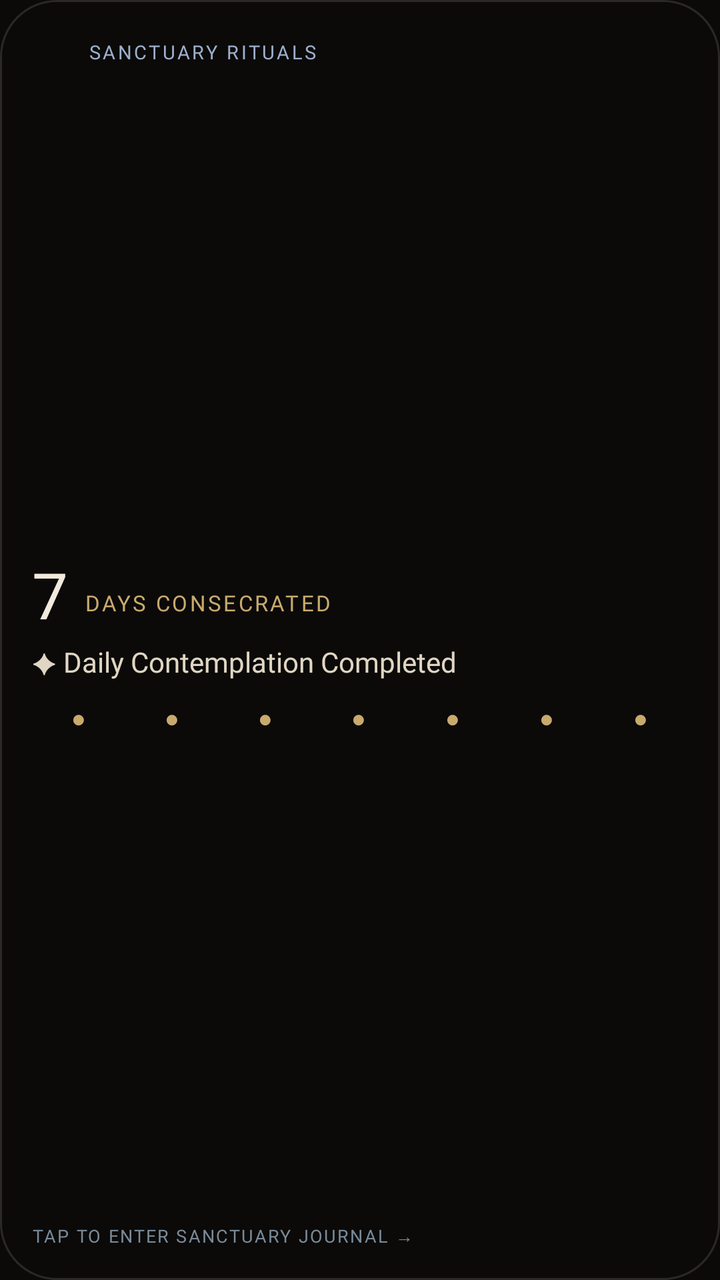
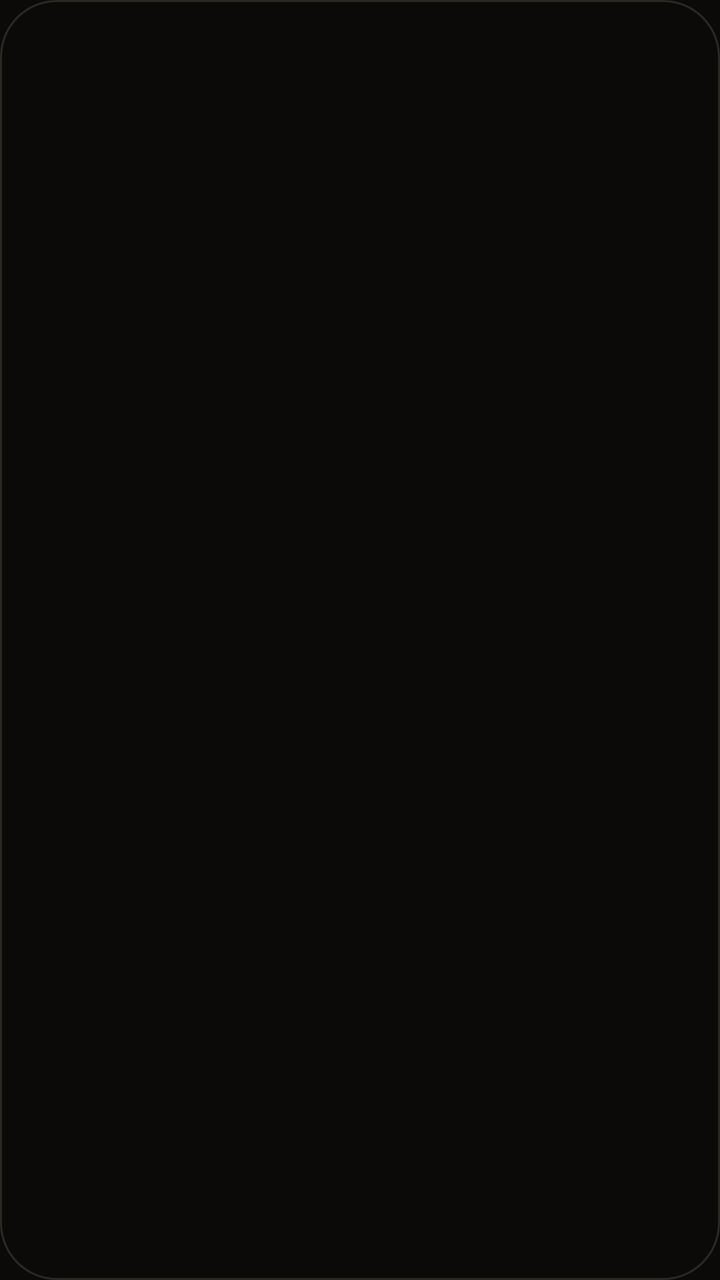

Compare the two renders of this Android layout. The source of the first and the diff that turns it into the second are given below.
<!-- AndroidManifest.xml: application theme Theme.Fathom.Starting -->
<!-- res/layout/widget_sanctuary_streak.xml -->
<?xml version="1.0" encoding="utf-8"?>
<FrameLayout xmlns:android="http://schemas.android.com/apk/res/android"
    android:id="@+id/widget_streak_root"
    android:layout_width="match_parent"
    android:layout_height="match_parent"
    android:background="@drawable/widget_card_background">

    <ImageView
        android:id="@+id/widget_streak_background"
        android:layout_width="match_parent"
        android:layout_height="match_parent"
        android:importantForAccessibility="no"
        android:scaleType="fitXY" />

    <LinearLayout
        android:layout_width="match_parent"
        android:layout_height="match_parent"
        android:orientation="vertical"
        android:padding="16dp">

        <RelativeLayout
            android:layout_width="match_parent"
            android:layout_height="wrap_content">

            <ImageView
                android:id="@+id/widget_streak_emblem"
                android:layout_width="20dp"
                android:layout_height="20dp"
                android:layout_alignParentStart="true"
                android:layout_centerVertical="true"
                android:importantForAccessibility="no" />

            <TextView
                android:id="@+id/widget_streak_header_title"
                android:layout_width="wrap_content"
                android:layout_height="wrap_content"
                android:layout_centerVertical="true"
                android:layout_marginStart="8dp"
                android:layout_toEndOf="@id/widget_streak_emblem"
                android:fontFamily="@font/geist"
                android:fontVariationSettings="'wght' 500"
                android:letterSpacing="0.12"
                android:text="SANCTUARY RITUALS"
                android:textColor="#9DB0CC"
                android:textSize="9.5sp" />

            <ImageView
                android:id="@+id/widget_streak_wordmark"
                android:layout_width="wrap_content"
                android:layout_height="16dp"
                android:layout_alignParentEnd="true"
                android:layout_centerVertical="true"
                android:adjustViewBounds="true"
                android:importantForAccessibility="no" />
        </RelativeLayout>

        <LinearLayout
            android:layout_width="match_parent"
            android:layout_height="0dp"
            android:layout_marginTop="8dp"
            android:layout_marginBottom="8dp"
            android:layout_weight="1"
            android:gravity="center_vertical"
            android:orientation="vertical">

            <LinearLayout
                android:layout_width="wrap_content"
                android:layout_height="wrap_content"
                android:gravity="bottom"
                android:orientation="horizontal">

                <TextView
                    android:id="@+id/widget_streak_count"
                    android:layout_width="wrap_content"
                    android:layout_height="wrap_content"
                    android:fontFamily="@font/geist"
                    android:fontVariationSettings="'wght' 600"
                    android:includeFontPadding="false"
                    android:text="7"
                    android:textColor="#F1EADD"
                    android:textSize="32sp" />

                <TextView
                    android:id="@+id/widget_streak_count_label"
                    android:layout_width="wrap_content"
                    android:layout_height="wrap_content"
                    android:layout_marginStart="8dp"
                    android:layout_marginBottom="4dp"
                    android:fontFamily="@font/geist"
                    android:fontVariationSettings="'wght' 500"
                    android:letterSpacing="0.10"
                    android:text="DAYS CONSECRATED"
                    android:textColor="#C8AA6E"
                    android:textSize="11sp" />
            </LinearLayout>

            <TextView
                android:id="@+id/widget_streak_status_text"
                android:layout_width="match_parent"
                android:layout_height="wrap_content"
                android:layout_marginTop="4dp"
                android:ellipsize="end"
                android:fontFamily="@font/newsreader"
                android:fontVariationSettings="'wght' 400, 'opsz' 24"
                android:maxLines="1"
                android:text="✦ Daily Contemplation Completed"
                android:textColor="#E0D6C3"
                android:textSize="14sp" />

            <LinearLayout
                android:id="@+id/widget_streak_dots_container"
                android:layout_width="match_parent"
                android:layout_height="wrap_content"
                android:layout_marginTop="10dp"
                android:gravity="center_vertical"
                android:orientation="horizontal">

                <TextView
                    android:id="@+id/widget_dot_0"
                    android:layout_width="0dp"
                    android:layout_height="wrap_content"
                    android:layout_weight="1"
                    android:gravity="center"
                    android:text="●"
                    android:textColor="#C8AA6E"
                    android:textSize="12sp" />

                <TextView
                    android:id="@+id/widget_dot_1"
                    android:layout_width="0dp"
                    android:layout_height="wrap_content"
                    android:layout_weight="1"
                    android:gravity="center"
                    android:text="●"
                    android:textColor="#C8AA6E"
                    android:textSize="12sp" />

                <TextView
                    android:id="@+id/widget_dot_2"
                    android:layout_width="0dp"
                    android:layout_height="wrap_content"
                    android:layout_weight="1"
                    android:gravity="center"
                    android:text="●"
                    android:textColor="#C8AA6E"
                    android:textSize="12sp" />

                <TextView
                    android:id="@+id/widget_dot_3"
                    android:layout_width="0dp"
                    android:layout_height="wrap_content"
                    android:layout_weight="1"
                    android:gravity="center"
                    android:text="●"
                    android:textColor="#C8AA6E"
                    android:textSize="12sp" />

                <TextView
                    android:id="@+id/widget_dot_4"
                    android:layout_width="0dp"
                    android:layout_height="wrap_content"
                    android:layout_weight="1"
                    android:gravity="center"
                    android:text="●"
                    android:textColor="#C8AA6E"
                    android:textSize="12sp" />

                <TextView
                    android:id="@+id/widget_dot_5"
                    android:layout_width="0dp"
                    android:layout_height="wrap_content"
                    android:layout_weight="1"
                    android:gravity="center"
                    android:text="●"
                    android:textColor="#C8AA6E"
                    android:textSize="12sp" />

                <TextView
                    android:id="@+id/widget_dot_6"
                    android:layout_width="0dp"
                    android:layout_height="wrap_content"
                    android:layout_weight="1"
                    android:gravity="center"
                    android:text="●"
                    android:textColor="#C8AA6E"
                    android:textSize="12sp" />
            </LinearLayout>
        </LinearLayout>

        <TextView
            android:id="@+id/widget_streak_footer"
            android:layout_width="wrap_content"
            android:layout_height="wrap_content"
            android:fontFamily="@font/geist"
            android:fontVariationSettings="'wght' 500"
            android:letterSpacing="0.08"
            android:text="TAP TO ENTER SANCTUARY JOURNAL →"
            android:textColor="#7A8B99"
            android:textSize="9sp" />
    </LinearLayout>
</FrameLayout>
<!-- resources referenced by this layout -->
<resources>
  <!-- drawable widget_card_background (drawable) -->
  <?xml version="1.0" encoding="utf-8"?>
  <shape xmlns:android="http://schemas.android.com/apk/res/android"
      android:shape="rectangle">
      <solid android:color="#0B0A09" />
      <stroke
          android:width="1dp"
          android:color="#2C2824" />
      <corners android:radius="28dp" />
  </shape>
  <style name="Theme.Fathom.Starting" parent="@android:style/Theme.Material.Light.NoActionBar">
          <item name="android:windowBackground">@color/fathom_background</item>
      </style>
  <color name="fathom_background">#0B0A09</color>
</resources>

<!-- the commit's change to res/layout/widget_sanctuary_streak.xml (unified diff, before → after) -->
@@ -6,196 +6,8 @@
     android:background="@drawable/widget_card_background">
 
     <ImageView
-        android:id="@+id/widget_streak_background"
+        android:id="@+id/widget_streak_canvas"
         android:layout_width="match_parent"
         android:layout_height="match_parent"
-        android:importantForAccessibility="no"
         android:scaleType="fitXY" />
-
-    <LinearLayout
-        android:layout_width="match_parent"
-        android:layout_height="match_parent"
-        android:orientation="vertical"
-        android:padding="16dp">
-
-        <RelativeLayout
-            android:layout_width="match_parent"
-            android:layout_height="wrap_content">
-
-            <ImageView
-                android:id="@+id/widget_streak_emblem"
-                android:layout_width="20dp"
-                android:layout_height="20dp"
-                android:layout_alignParentStart="true"
-                android:layout_centerVertical="true"
-                android:importantForAccessibility="no" />
-
-            <TextView
-                android:id="@+id/widget_streak_header_title"
-                android:layout_width="wrap_content"
-                android:layout_height="wrap_content"
-                android:layout_centerVertical="true"
-                android:layout_marginStart="8dp"
-                android:layout_toEndOf="@id/widget_streak_emblem"
-                android:fontFamily="@font/geist"
-                android:fontVariationSettings="'wght' 500"
-                android:letterSpacing="0.12"
-                android:text="SANCTUARY RITUALS"
-                android:textColor="#9DB0CC"
-                android:textSize="9.5sp" />
-
-            <ImageView
-                android:id="@+id/widget_streak_wordmark"
-                android:layout_width="wrap_content"
-                android:layout_height="16dp"
-                android:layout_alignParentEnd="true"
-                android:layout_centerVertical="true"
-                android:adjustViewBounds="true"
-                android:importantForAccessibility="no" />
-        </RelativeLayout>
-
-        <LinearLayout
-            android:layout_width="match_parent"
-            android:layout_height="0dp"
-            android:layout_marginTop="8dp"
-            android:layout_marginBottom="8dp"
-            android:layout_weight="1"
-            android:gravity="center_vertical"
-            android:orientation="vertical">
-
-            <LinearLayout
-                android:layout_width="wrap_content"
-                android:layout_height="wrap_content"
-                android:gravity="bottom"
-                android:orientation="horizontal">
-
-                <TextView
-                    android:id="@+id/widget_streak_count"
-                    android:layout_width="wrap_content"
-                    android:layout_height="wrap_content"
-                    android:fontFamily="@font/geist"
-                    android:fontVariationSettings="'wght' 600"
-                    android:includeFontPadding="false"
-                    android:text="7"
-                    android:textColor="#F1EADD"
-                    android:textSize="32sp" />
-
-                <TextView
-                    android:id="@+id/widget_streak_count_label"
-                    android:layout_width="wrap_content"
-                    android:layout_height="wrap_content"
-                    android:layout_marginStart="8dp"
-                    android:layout_marginBottom="4dp"
-                    android:fontFamily="@font/geist"
-                    android:fontVariationSettings="'wght' 500"
-                    android:letterSpacing="0.10"
-                    android:text="DAYS CONSECRATED"
-                    android:textColor="#C8AA6E"
-                    android:textSize="11sp" />
-            </LinearLayout>
-
-            <TextView
-                android:id="@+id/widget_streak_status_text"
-                android:layout_width="match_parent"
-                android:layout_height="wrap_content"
-                android:layout_marginTop="4dp"
-                android:ellipsize="end"
-                android:fontFamily="@font/newsreader"
-                android:fontVariationSettings="'wght' 400, 'opsz' 24"
-                android:maxLines="1"
-                android:text="✦ Daily Contemplation Completed"
-                android:textColor="#E0D6C3"
-                android:textSize="14sp" />
-
-            <LinearLayout
-                android:id="@+id/widget_streak_dots_container"
-                android:layout_width="match_parent"
-                android:layout_height="wrap_content"
-                android:layout_marginTop="10dp"
-                android:gravity="center_vertical"
-                android:orientation="horizontal">
-
-                <TextView
-                    android:id="@+id/widget_dot_0"
-                    android:layout_width="0dp"
-                    android:layout_height="wrap_content"
-                    android:layout_weight="1"
-                    android:gravity="center"
-                    android:text="●"
-                    android:textColor="#C8AA6E"
-                    android:textSize="12sp" />
-
-                <TextView
-                    android:id="@+id/widget_dot_1"
-                    android:layout_width="0dp"
-                    android:layout_height="wrap_content"
-                    android:layout_weight="1"
-                    android:gravity="center"
-                    android:text="●"
-                    android:textColor="#C8AA6E"
-                    android:textSize="12sp" />
-
-                <TextView
-                    android:id="@+id/widget_dot_2"
-                    android:layout_width="0dp"
-                    android:layout_height="wrap_content"
-                    android:layout_weight="1"
-                    android:gravity="center"
-                    android:text="●"
-                    android:textColor="#C8AA6E"
-                    android:textSize="12sp" />
-
-                <TextView
-                    android:id="@+id/widget_dot_3"
-                    android:layout_width="0dp"
-                    android:layout_height="wrap_content"
-                    android:layout_weight="1"
-                    android:gravity="center"
-                    android:text="●"
-                    android:textColor="#C8AA6E"
-                    android:textSize="12sp" />
-
-                <TextView
-                    android:id="@+id/widget_dot_4"
-                    android:layout_width="0dp"
-                    android:layout_height="wrap_content"
-                    android:layout_weight="1"
-                    android:gravity="center"
-                    android:text="●"
-                    android:textColor="#C8AA6E"
-                    android:textSize="12sp" />
-
-                <TextView
-                    android:id="@+id/widget_dot_5"
-                    android:layout_width="0dp"
-                    android:layout_height="wrap_content"
-                    android:layout_weight="1"
-                    android:gravity="center"
-                    android:text="●"
-                    android:textColor="#C8AA6E"
-                    android:textSize="12sp" />
-
-                <TextView
-                    android:id="@+id/widget_dot_6"
-                    android:layout_width="0dp"
-                    android:layout_height="wrap_content"
-                    android:layout_weight="1"
-                    android:gravity="center"
-                    android:text="●"
-                    android:textColor="#C8AA6E"
-                    android:textSize="12sp" />
-            </LinearLayout>
-        </LinearLayout>
-
-        <TextView
-            android:id="@+id/widget_streak_footer"
-            android:layout_width="wrap_content"
-            android:layout_height="wrap_content"
-            android:fontFamily="@font/geist"
-            android:fontVariationSettings="'wght' 500"
-            android:letterSpacing="0.08"
-            android:text="TAP TO ENTER SANCTUARY JOURNAL →"
-            android:textColor="#7A8B99"
-            android:textSize="9sp" />
-    </LinearLayout>
 </FrameLayout>
